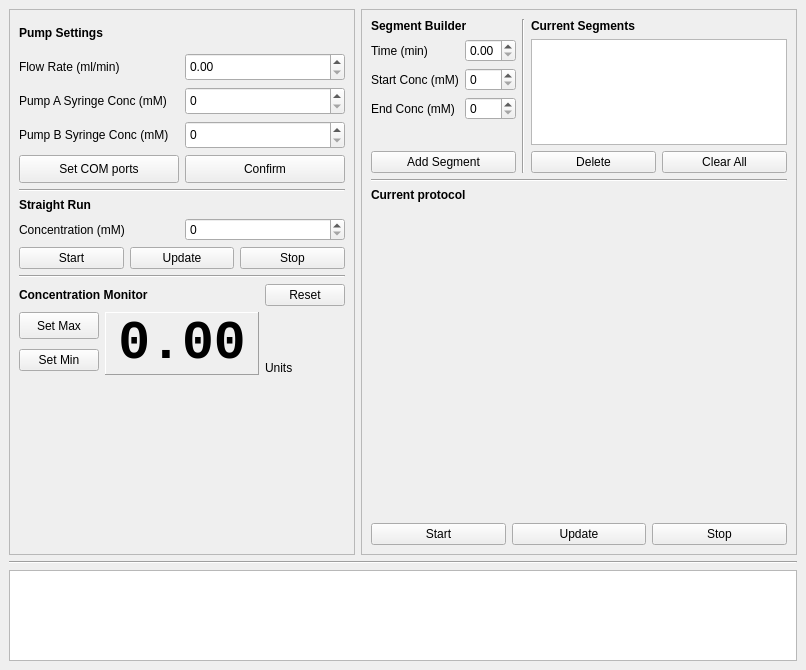
This is pumpcontroller.ui in beowulfey/QtPumpController as Qt 5 draws it before an edit. The edited form follows.
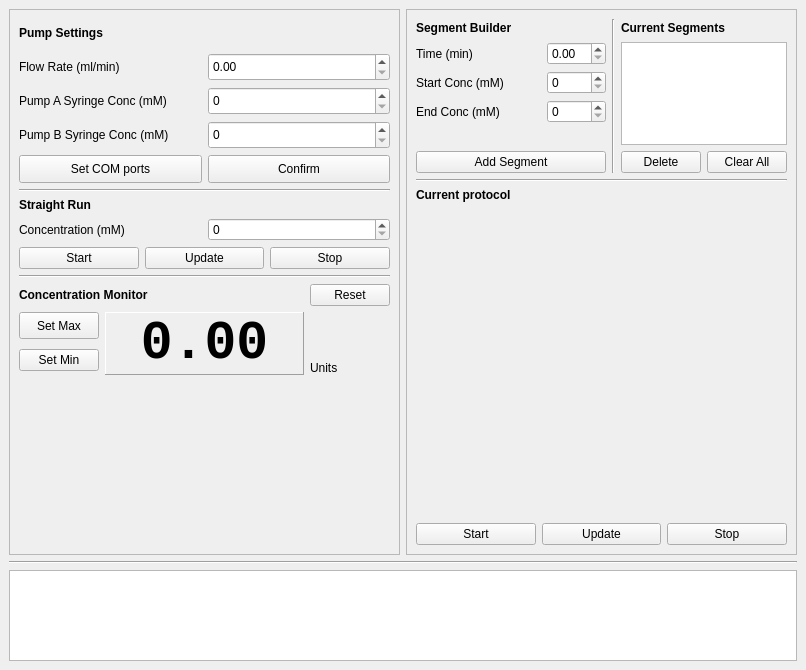
This is the edited form. Custom widgets are drawn as their Qt base class.

```diff
--- a/pumpcontroller.ui
+++ b/pumpcontroller.ui
@@ -400,6 +400,12 @@
            </property>
            <item row="0" column="0" colspan="3">
             <widget class="QLabel" name="label_18">
+             <property name="sizePolicy">
+              <sizepolicy hsizetype="Minimum" vsizetype="Preferred">
+               <horstretch>0</horstretch>
+               <verstretch>0</verstretch>
+              </sizepolicy>
+             </property>
              <property name="font">
               <font>
                <family>.AppleSystemUIFont</family>
@@ -520,7 +526,7 @@
               </size>
              </property>
              <property name="sizeAdjustPolicy">
-              <enum>QAbstractScrollArea::SizeAdjustPolicy::AdjustIgnored</enum>
+              <enum>QAbstractScrollArea::SizeAdjustPolicy::AdjustToContents</enum>
              </property>
              <property name="editTriggers">
               <set>QAbstractItemView::EditTrigger::SelectedClicked</set>
```
Left out of the diff: 12 changed lines with no effect on the pictures.
